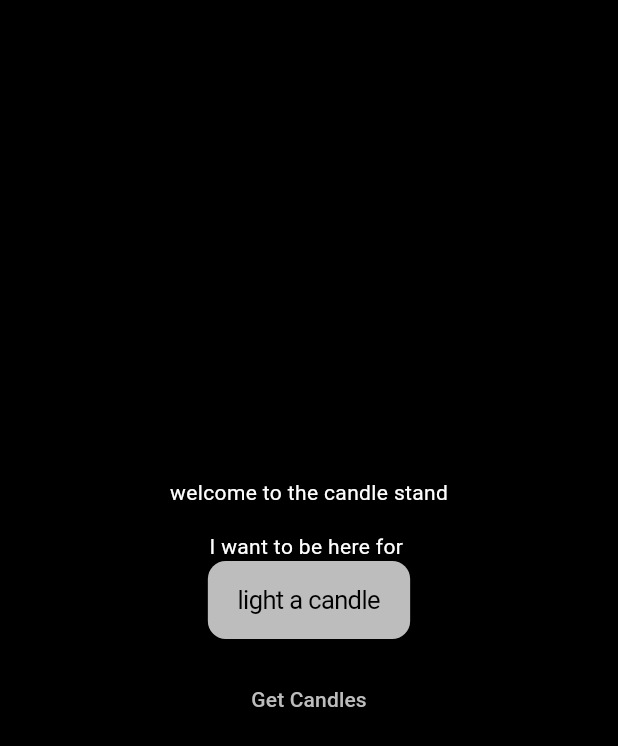
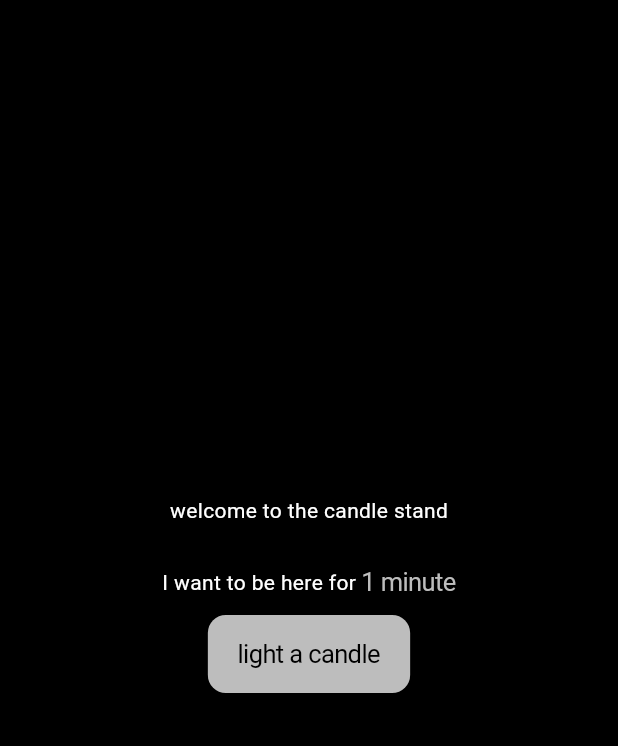
Before and after one commit to pupperpowell/night_break, a Flutter app: the CandleStandPage screen opened directly, on a phone screen of 412 x 824 dp. Shown: the top 746 px of the screen. Run offline on Flutter 3.47's test engine with Material 3 defaults, Android fonts, the phone set to English and light mode, and no system bars; our stand-ins replace flutter_secure_storage, get_it, material_symbols_icons, pocketbase, shimmer; missing offline and left inert: flutter_shaders; accounts and stored records are empty; project files that could hold a hidden picture were left out.

Commit message:
implemented timer selector

```diff
--- a/lib/pages/candle_stand.dart
+++ b/lib/pages/candle_stand.dart
@@ -6,24 +6,37 @@ import 'quiet_room.dart';
 import '../logic/candle_logic.dart';
 
 class CandleStandPage extends StatefulWidget {
+  const CandleStandPage({super.key});
+
   @override
   CandleStandPageState createState() => CandleStandPageState();
 }
 
 class CandleStandPageState extends State<CandleStandPage> {
-  late CandleLogic candleLogic;
-  List<RecordModel> candles = [];
+// https://docs.flutter.dev/ui/layout
 
-  @override
-  void initState() {
-    super.initState();
-    candleLogic = CandleLogic();
-    candleLogic.onCandleUpdate;
-    candleLogic.subscribeToCandleChanges();
+  int _minuteGoal = 1;
 
-    CandleLogic.getCandles();
+  void _showTimeDialog(Widget child) {
+    showCupertinoModalPopup<void>(
+      context: context,
+      builder: (BuildContext context) => Container(
+        height: 216,
+        padding: const EdgeInsets.only(top: 6.0),
+        // The Bottom margin is provided to align the popup above the system navigation bar.
+        margin: EdgeInsets.only(
+          bottom: MediaQuery.of(context).viewInsets.bottom,
+        ),
+        // Provide a background color for the popup.
+        color: CupertinoColors.systemBackground.resolveFrom(context),
+        // Use a SafeArea widget to avoid system overlaps.
+        child: SafeArea(
+          top: false,
+          child: child,
+        ),
+      ),
+    );
   }
-// https://docs.flutter.dev/ui/layout
 
   @override
   Widget build(BuildContext context) {
@@ -34,7 +47,43 @@ class CandleStandPageState extends State<CandleStandPage> {
           children: [
             const Text('welcome to the candle stand'),
             const SizedBox(height: 16.0),
-            const Text('I want to be here for '),
+            Row(
+              mainAxisAlignment: MainAxisAlignment.center,
+              children: [
+                const Text('I want to be here for '),
+                CupertinoButton(
+                  padding: EdgeInsets.zero,
+                  // Display a CupertinoPicker with list of numbers.
+                  onPressed: () => _showTimeDialog(
+                    CupertinoPicker(
+                      magnification: 1.22,
+                      squeeze: 1.2,
+                      useMagnifier: true,
+                      itemExtent: 32,
+                      // This sets the initial item.
+                      scrollController: FixedExtentScrollController(
+                        initialItem: _minuteGoal - 1,
+                      ),
+                      // This is called when selected item is changed.
+                      onSelectedItemChanged: (int selectedItem) {
+                        setState(() {
+                          _minuteGoal = selectedItem + 1;
+                        });
+                      },
+                      children: List<Widget>.generate(10, (int index) {
+                        return Center(child: Text('${index + 1}'));
+                      }),
+                    ),
+                  ),
+                  // This displays the selected number.
+                  child: Text(
+                    _minuteGoal == 1
+                        ? '$_minuteGoal minute'
+                        : '$_minuteGoal minutes',
+                  ),
+                ),
+              ],
+            ),
             CupertinoButton.filled(
               onPressed: () {
                 Navigator.push(
@@ -75,12 +124,6 @@ class CandleStandPageState extends State<CandleStandPage> {
               child: const Text('light a candle'),
             ),
             const SizedBox(height: 16.0),
-            ElevatedButton(
-              onPressed: () {
-                CandleLogic.getCandles();
-              },
-              child: const Text('Get Candles'),
-            ),
             const SizedBox(height: 16.0),
           ],
         ),
```
